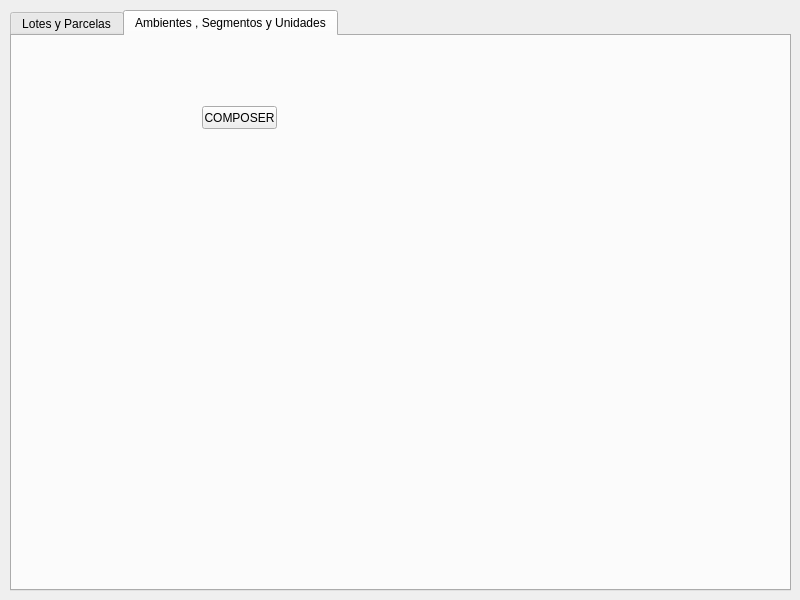
The window that ui/agrae_main.ui (franciscocontreras93/agrae) describes before a commit, drawn with Qt 5.
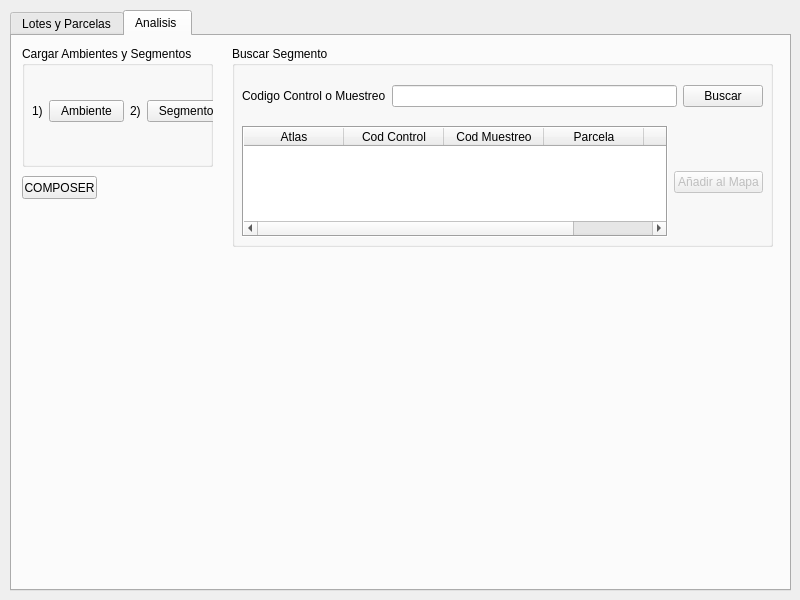
The same window after the commit. The open tabs and pages were chosen to show the change.

Diff of the .ui file:
```diff
--- a/ui/agrae_main.ui
+++ b/ui/agrae_main.ui
@@ -1320,13 +1320,13 @@
    </widget>
    <widget class="QWidget" name="tab_2">
     <attribute name="title">
-     <string>Ambientes , Segmentos y Unidades</string>
+     <string>Analisis </string>
     </attribute>
     <widget class="QPushButton" name="pushButton_2">
      <property name="geometry">
       <rect>
-       <x>190</x>
-       <y>70</y>
+       <x>10</x>
+       <y>140</y>
        <width>75</width>
        <height>23</height>
       </rect>
@@ -1335,6 +1335,198 @@
       <string>COMPOSER</string>
      </property>
     </widget>
+    <widget class="QGroupBox" name="groupBox_4">
+     <property name="geometry">
+      <rect>
+       <x>10</x>
+       <y>10</y>
+       <width>191</width>
+       <height>121</height>
+      </rect>
+     </property>
+     <property name="title">
+      <string>Cargar Ambientes y Segmentos</string>
+     </property>
+     <widget class="QWidget" name="gridLayoutWidget_10">
+      <property name="geometry">
+       <rect>
+        <x>10</x>
+        <y>20</y>
+        <width>190</width>
+        <height>91</height>
+       </rect>
+      </property>
+      <layout class="QGridLayout" name="gridLayout_10" columnstretch="0,0,0,0">
+       <property name="sizeConstraint">
+        <enum>QLayout::SetDefaultConstraint</enum>
+       </property>
+       <item row="0" column="1">
+        <widget class="QPushButton" name="pushButton_3">
+         <property name="text">
+          <string>Ambiente</string>
+         </property>
+        </widget>
+       </item>
+       <item row="0" column="0">
+        <widget class="QLabel" name="label_41">
+         <property name="text">
+          <string>1)</string>
+         </property>
+        </widget>
+       </item>
+       <item row="0" column="2">
+        <widget class="QLabel" name="label_42">
+         <property name="text">
+          <string>2)</string>
+         </property>
+        </widget>
+       </item>
+       <item row="0" column="3">
+        <widget class="QPushButton" name="pushButton_4">
+         <property name="enabled">
+          <bool>true</bool>
+         </property>
+         <property name="text">
+          <string> Segmento</string>
+         </property>
+        </widget>
+       </item>
+      </layout>
+     </widget>
+    </widget>
+    <widget class="QGroupBox" name="groupBox_3">
+     <property name="geometry">
+      <rect>
+       <x>220</x>
+       <y>10</y>
+       <width>541</width>
+       <height>201</height>
+      </rect>
+     </property>
+     <property name="styleSheet">
+      <string notr="true"/>
+     </property>
+     <property name="title">
+      <string>Buscar Segmento </string>
+     </property>
+     <widget class="QWidget" name="gridLayoutWidget_11">
+      <property name="geometry">
+       <rect>
+        <x>10</x>
+        <y>30</y>
+        <width>521</width>
+        <height>41</height>
+       </rect>
+      </property>
+      <layout class="QGridLayout" name="gridLayout_11" columnstretch="0,0,0,0">
+       <item row="0" column="3">
+        <widget class="QPushButton" name="btn_find_segmento">
+         <property name="text">
+          <string>Buscar</string>
+         </property>
+        </widget>
+       </item>
+       <item row="0" column="1">
+        <widget class="QLineEdit" name="line_find_segmento">
+         <property name="inputMethodHints">
+          <set>Qt::ImhUppercaseOnly</set>
+         </property>
+        </widget>
+       </item>
+       <item row="0" column="0">
+        <widget class="QLabel" name="label_43">
+         <property name="text">
+          <string>Codigo Control o Muestreo</string>
+         </property>
+        </widget>
+       </item>
+      </layout>
+     </widget>
+     <widget class="QWidget" name="gridLayoutWidget_12">
+      <property name="geometry">
+       <rect>
+        <x>10</x>
+        <y>80</y>
+        <width>521</width>
+        <height>111</height>
+       </rect>
+      </property>
+      <layout class="QGridLayout" name="gridLayout_12" rowstretch="0,0,0" columnstretch="2,0">
+       <item row="0" column="0" rowspan="3">
+        <widget class="QTableWidget" name="tableWidget_2">
+         <property name="contextMenuPolicy">
+          <enum>Qt::CustomContextMenu</enum>
+         </property>
+         <property name="frameShape">
+          <enum>QFrame::Box</enum>
+         </property>
+         <property name="frameShadow">
+          <enum>QFrame::Sunken</enum>
+         </property>
+         <property name="sizeAdjustPolicy">
+          <enum>QAbstractScrollArea::AdjustToContents</enum>
+         </property>
+         <property name="editTriggers">
+          <set>QAbstractItemView::NoEditTriggers</set>
+         </property>
+         <property name="dragDropOverwriteMode">
+          <bool>false</bool>
+         </property>
+         <property name="alternatingRowColors">
+          <bool>true</bool>
+         </property>
+         <property name="selectionBehavior">
+          <enum>QAbstractItemView::SelectRows</enum>
+         </property>
+         <property name="showGrid">
+          <bool>true</bool>
+         </property>
+         <property name="sortingEnabled">
+          <bool>false</bool>
+         </property>
+         <property name="cornerButtonEnabled">
+          <bool>false</bool>
+         </property>
+         <column>
+          <property name="text">
+           <string>Atlas</string>
+          </property>
+         </column>
+         <column>
+          <property name="text">
+           <string>Cod Control</string>
+          </property>
+         </column>
+         <column>
+          <property name="text">
+           <string>Cod Muestreo</string>
+          </property>
+         </column>
+         <column>
+          <property name="text">
+           <string>Parcela</string>
+          </property>
+         </column>
+         <column>
+          <property name="text">
+           <string>Geometria</string>
+          </property>
+         </column>
+        </widget>
+       </item>
+       <item row="1" column="1">
+        <widget class="QPushButton" name="btn_add_layer_2">
+         <property name="enabled">
+          <bool>false</bool>
+         </property>
+         <property name="text">
+          <string>Añadir al Mapa</string>
+         </property>
+        </widget>
+       </item>
+      </layout>
+     </widget>
+    </widget>
    </widget>
   </widget>
  </widget>
```
Left out of the diff: 48 changed lines with no effect on the pictures.
